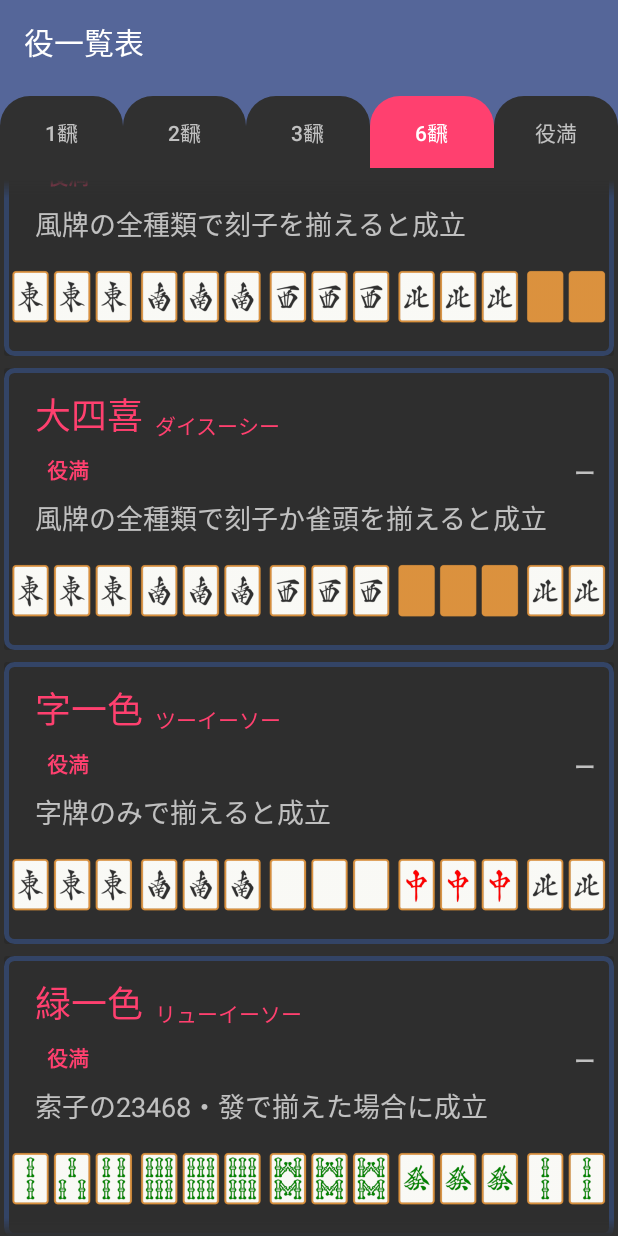
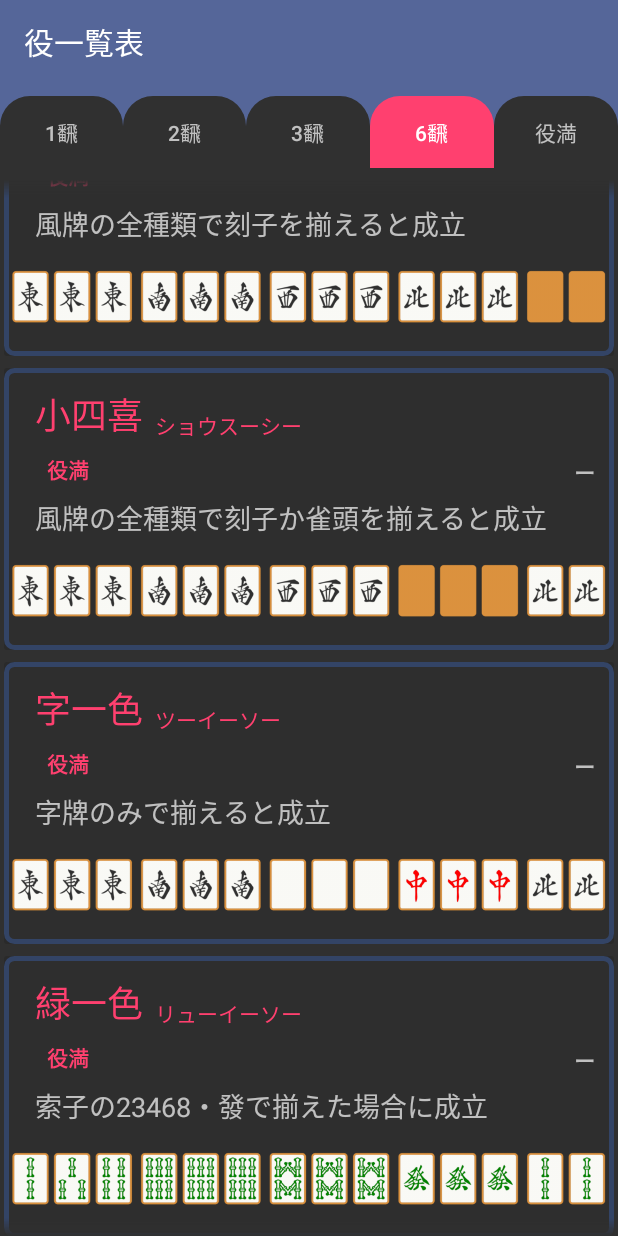
Before and after one commit to Bluewind12/Mahjongg_App, an Android app: the YakuListViewActivity screen opened directly, with no data from a screen before it, tab 4 chosen, scrolled down 1413 dp, on a phone screen of 412 x 824 dp. Run offline under Robolectric (Android 15) with nearby library versions, the phone set to English and light mode, and no system bars.

Commit message:
誤字の修正

```diff
--- a/app/src/main/res/values/yaku_strings.xml
+++ b/app/src/main/res/values/yaku_strings.xml
@@ -37,8 +37,8 @@
         <item>四暗刻,スーアンコウ,役満,門前,暗刻を4組揃えることで成立,92</item>
         <item>九蓮宝燈,チューレンポートウ,役満,門前,萬子・索子・筒子のどれか1種類で\n1112345678999とどれか1種類で成立,93</item>
         <item>大三元,ダイサンゲン,役満,ー,三元牌を刻子で全種類揃えると成立,94</item>
-        <item>小四喜,ショウスーシー,役満,ー,風牌の全種類で刻子を揃えると成立,95</item>
-        <item>大四喜,ダイスーシー,役満,ー,風牌の全種類で刻子か雀頭を揃えると成立,96</item>
+        <item>大四喜,ダイスーシー,役満,ー,風牌の全種類で刻子を揃えると成立,95</item>
+        <item>小四喜,ショウスーシー,役満,ー,風牌の全種類で刻子か雀頭を揃えると成立,96</item>
         <item>字一色,ツーイーソー,役満,ー,字牌のみで揃えると成立,97</item>
         <item>緑一色,リューイーソー,役満,ー,索子の23468・發で揃えた場合に成立,98</item>
         <item>清老頭,チンロウトウ,役満,ー,面子・雀頭が老頭牌(1・9)のみの場合成立,99</item>
```
